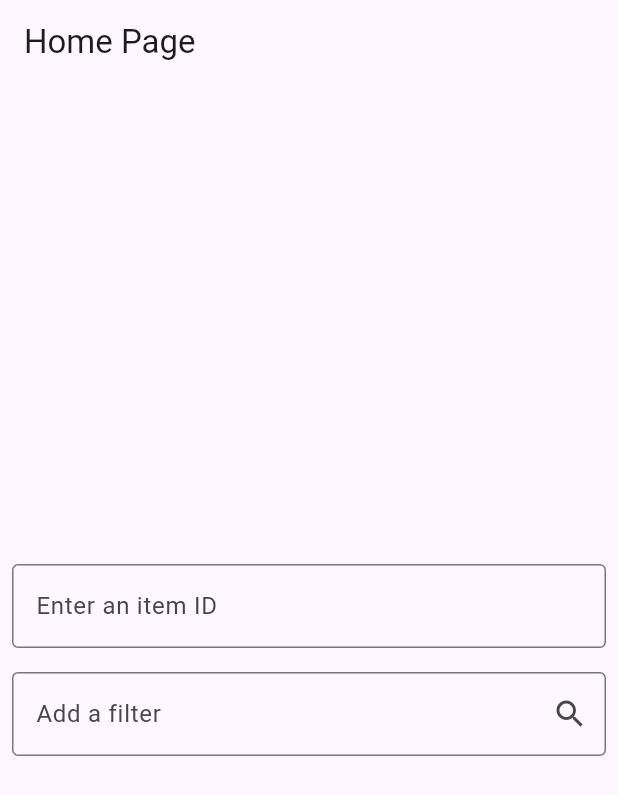
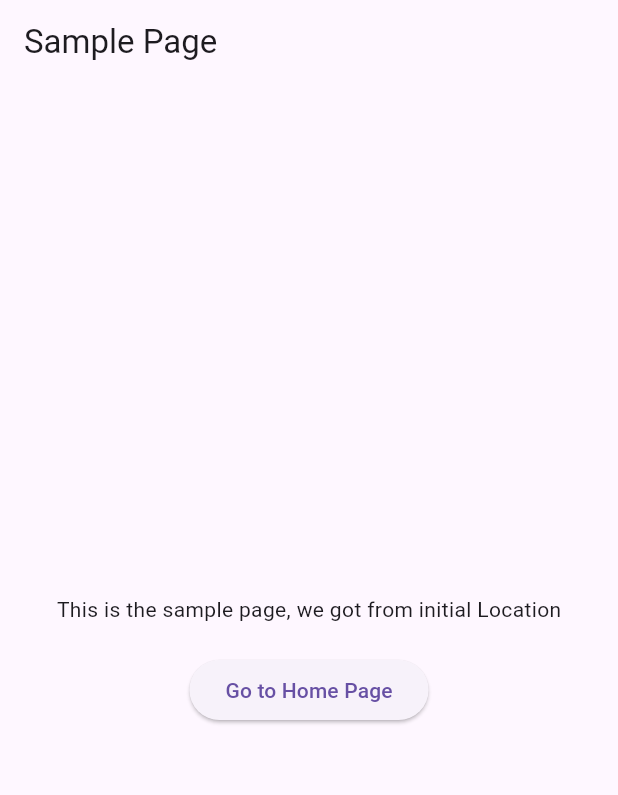
Before and after one commit to khkred/flutter_comp_go_router, a Flutter app: the screen it shows after launch, on a phone screen of 412 x 824 dp. Shown: the top 795 px of the screen. Run offline on Flutter 3.47's test engine with Material 3 defaults, Android fonts, the phone set to English and light mode, and no system bars; our stand-ins replace go_router.

Commit message:
initial location

```diff
--- a/lib/app_router.dart
+++ b/lib/app_router.dart
@@ -1,18 +1,22 @@
 import 'package:flutter/material.dart';
 import 'package:flutter_comp_go_router/screens/details_page.dart';
 import 'package:flutter_comp_go_router/screens/profile_page.dart';
+import 'package:flutter_comp_go_router/screens/sample_page.dart';
 import 'package:flutter_comp_go_router/screens/users_page.dart';
 import 'package:go_router/go_router.dart';
 import 'screens/home_page.dart';
 
 class AppRouter {
   static final GoRouter router = GoRouter(
+    initialLocation: '/sample',
     routes: [
       GoRoute(
         path: '/',
         builder: (BuildContext context, GoRouterState state) =>
             const HomePage(),
       ),
+      GoRoute(path: '/sample',
+        builder: (BuildContext context, GoRouterState state) => const SamplePage(),),
 
       GoRoute(
           path: '/details/:itemId',
--- /dev/null
+++ b/lib/screens/sample_page.dart
@@ -0,0 +1,28 @@
+import 'package:flutter/material.dart';
+import 'package:go_router/go_router.dart';
+
+class SamplePage extends StatelessWidget {
+  const SamplePage({super.key});
+
+  @override
+  Widget build(BuildContext context) {
+    return Scaffold(
+      appBar: AppBar(title: const Text('Sample Page')),
+      body: Center(
+        child: Column(
+          mainAxisAlignment: MainAxisAlignment.center,
+          children: [
+            const Text('This is the sample page, we got from initial Location'),
+            const SizedBox(height: 20),
+            ElevatedButton(
+              onPressed: () {
+                context.go('/'); // This will navigate to the home page
+              },
+              child: const Text('Go to Home Page'),
+            ),
+          ],
+        ),
+      ),
+    );
+  }
+}
```
